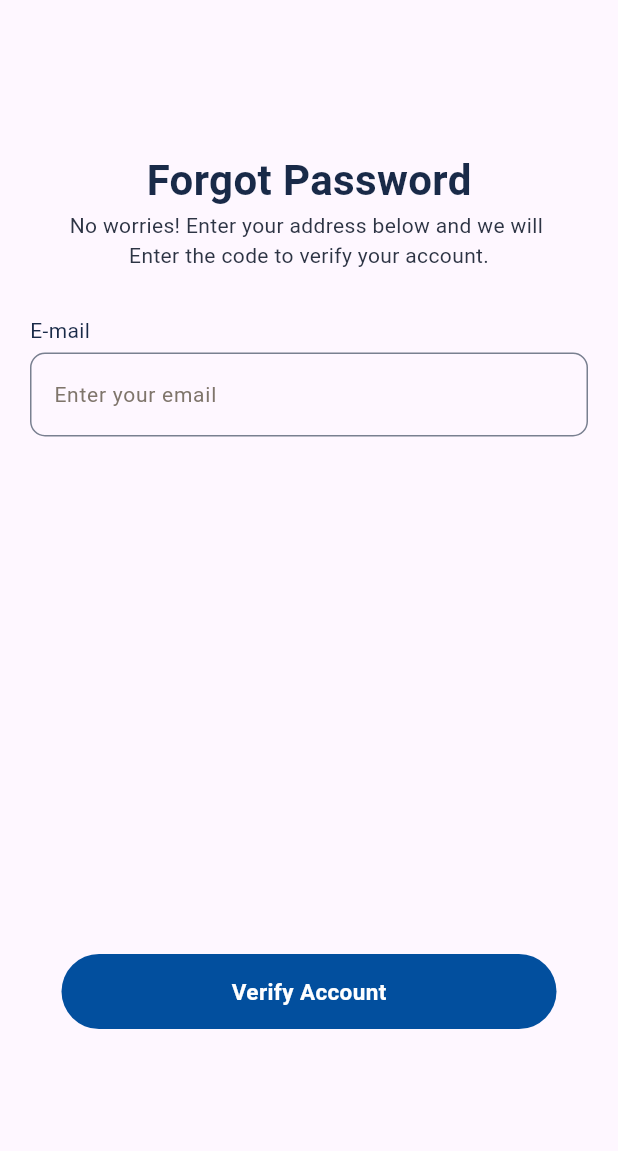
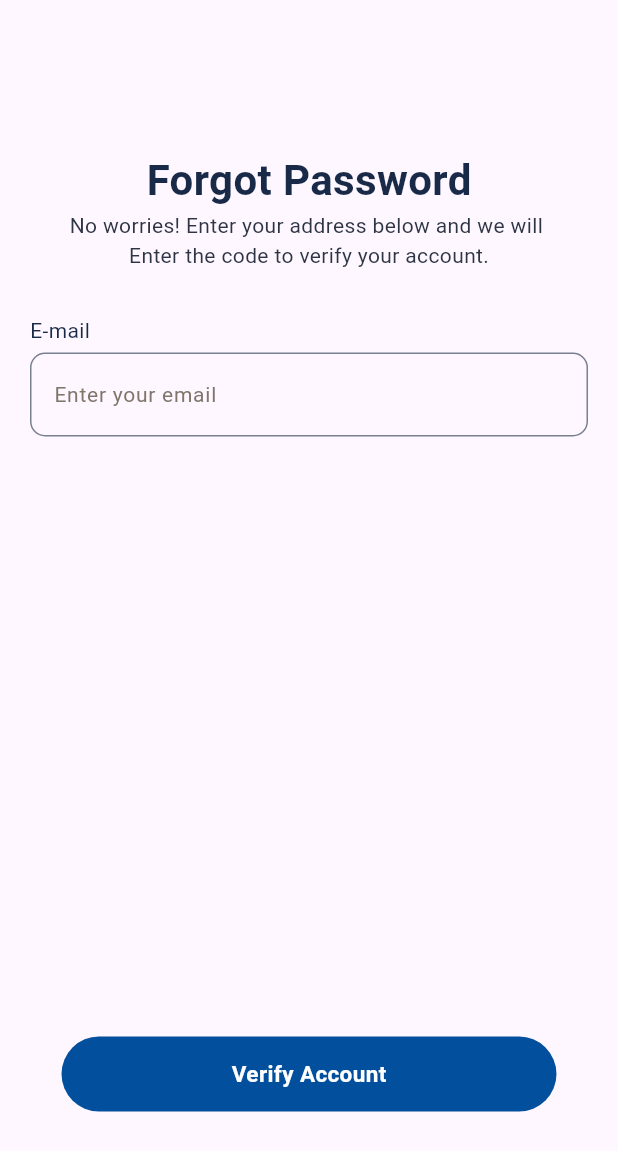
Before and after one commit to rifatalam26/plumber_tech, a Flutter app: the screen it shows after launch, on a phone screen of 412 x 824 dp. Shown: the top 1151 px of the screen. Run offline on Flutter 3.47's test engine with Material 3 defaults, Android fonts, the phone set to English and light mode, and no system bars.

Commit message:
forgot_password_screen.dart ok

```diff
--- a/lib/View/Customer Registration Screen/forgot_password_screen.dart
+++ b/lib/View/Customer Registration Screen/forgot_password_screen.dart
@@ -67,10 +67,7 @@ class _ForgotPasswordScreenState extends State<ForgotPasswordScreen> {
                 ),
               ),
               const SizedBox(
-                height: 35,
-              ),
-              const SizedBox(
-                height: 310,
+                height: 400,
               ),
               Container(
                 height: 50,
```
